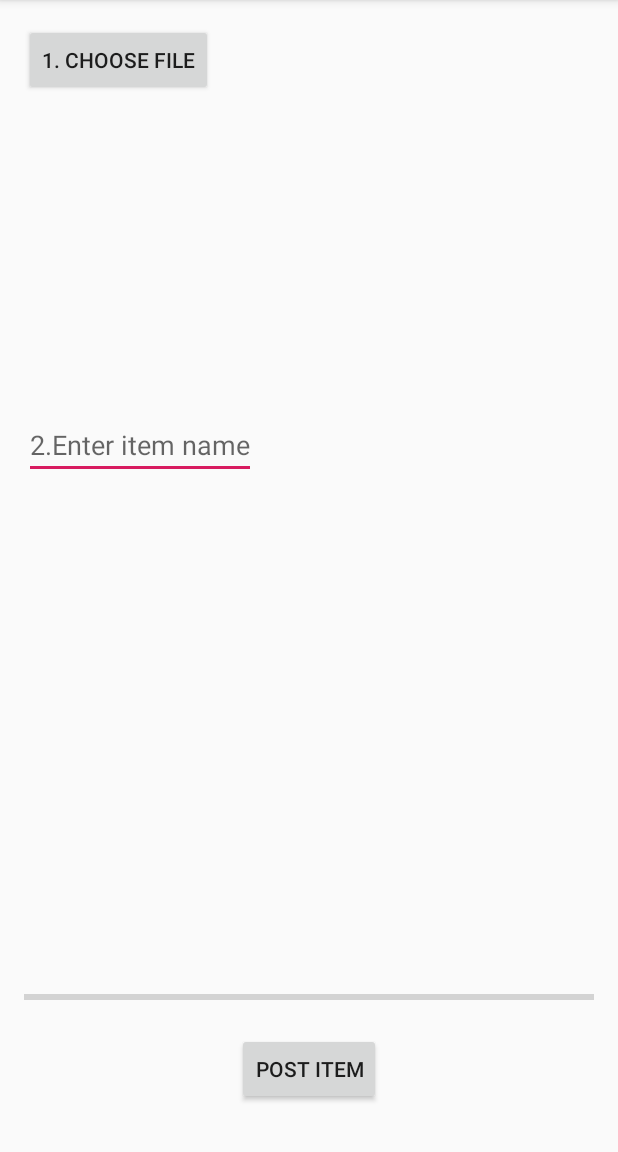
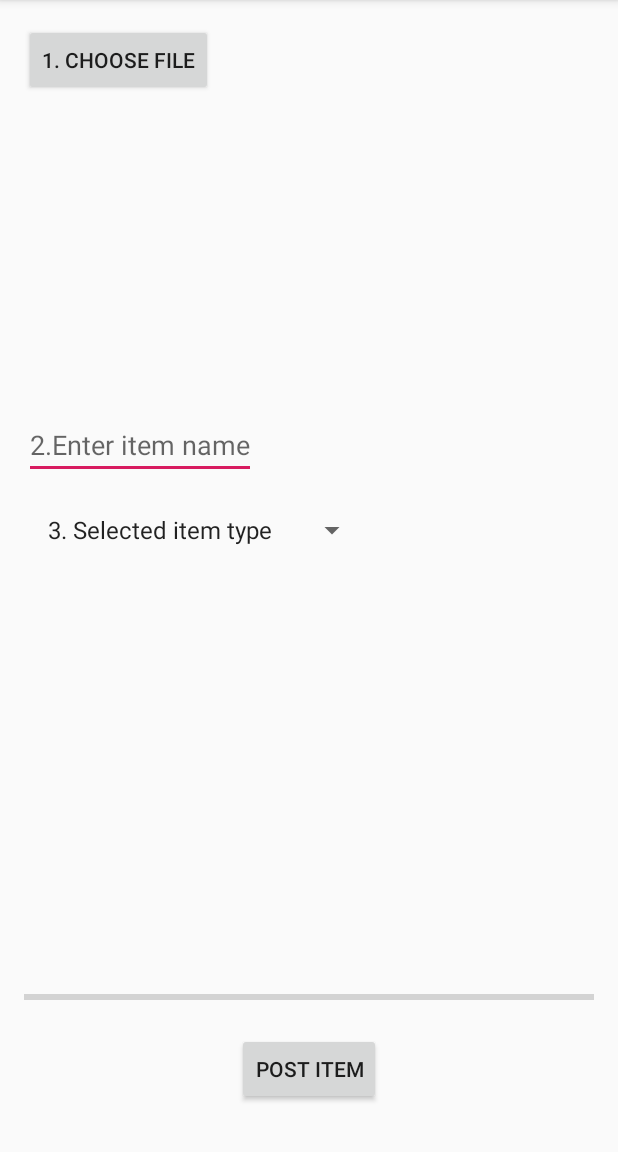
Before and after one commit to Ddaize/GoGreenLah, an Android app: the featureOneActivity screen opened directly, with no data from a screen before it, on a phone screen of 412 x 824 dp, the part 84-1236 px from its top. Run offline under Robolectric (Android 15) with nearby library versions, the light colour scheme and no system bars; our stand-ins replace Firebase (no records; nobody signed in at launch, a user with empty details on screens opened directly), Picasso.

Commit message:
added item type and item description for feature 1

```diff
--- a/app/src/main/AndroidManifest.xml
+++ b/app/src/main/AndroidManifest.xml
@@ -26,7 +26,7 @@
         android:supportsRtl="true"
         android:theme="@style/AppTheme"
         tools:ignore="GoogleAppIndexingWarning">
-        <activity android:name=".featureTwoActivity"></activity>
+        <activity android:name=".featureTwoActivity" />
         <activity android:name=".featureThreeActivity" />
         <activity android:name=".featureOneActivity" />
         <activity android:name=".ProfileActivity" />
--- a/app/src/main/java/com/example/gogreenlah/featureOneActivity.java
+++ b/app/src/main/java/com/example/gogreenlah/featureOneActivity.java
@@ -8,10 +8,12 @@ import android.os.Handler;
 import android.util.Log;
 import android.view.View;
 import android.webkit.MimeTypeMap;
+import android.widget.ArrayAdapter;
 import android.widget.Button;
 import android.widget.EditText;
 import android.widget.ImageView;
 import android.widget.ProgressBar;
+import android.widget.Spinner;
 import android.widget.Toast;
 
 import androidx.appcompat.app.AppCompatActivity;
@@ -55,6 +57,14 @@ public class featureOneActivity extends AppCompatActivity implements View.OnClic
         editTextImageName = findViewById(R.id.editTextImageName);
         imageView = findViewById(R.id.imageView);
         progressBar = findViewById(R.id.progressBar);
+
+        Spinner mySpinner = findViewById(R.id.spinnerItemType);
+        ArrayAdapter<String> spinnerAdapter = new ArrayAdapter<String>(featureOneActivity.this,
+                android.R.layout.simple_list_item_1, getResources().getStringArray(R.array.names));
+        spinnerAdapter.setDropDownViewResource(android.R.layout.simple_spinner_dropdown_item);
+        mySpinner.setAdapter(spinnerAdapter);
+        mySpinner.setSelection(3);
+
 
         buttonUpload.setOnClickListener(this);
         buttonChooseImage.setOnClickListener(this);
--- a/app/src/main/res/layout/activity_feature_one.xml
+++ b/app/src/main/res/layout/activity_feature_one.xml
@@ -20,6 +20,14 @@
         android:layout_below="@id/buttonChooseImage"
         android:layout_marginTop="210dp"
         android:hint="2.Enter item name" />
+    <Spinner
+        android:id="@+id/spinnerItemType"
+        android:layout_width="wrap_content"
+        android:layout_height="wrap_content"
+        android:layout_marginTop="10dp"
+        android:layout_below="@id/editTextImageName"
+        >
+    </Spinner>
 
 
     <ImageView
--- a/app/src/main/res/values/strings.xml
+++ b/app/src/main/res/values/strings.xml
@@ -1,3 +1,12 @@
 <resources>
     <string name="app_name">GoGreenLah</string>
+
+    <string-array name="names">
+        <item>Funiture</item>
+        <item>Electronic</item>
+        <item>Clothes</item>
+        <item>3. Selected item type</item>
+    </string-array>
+
+
 </resources>
```
Also changed, not shown: app/src/main/java/com/example/gogreenlah/ImageUpload.java (+21 -0 lines).
